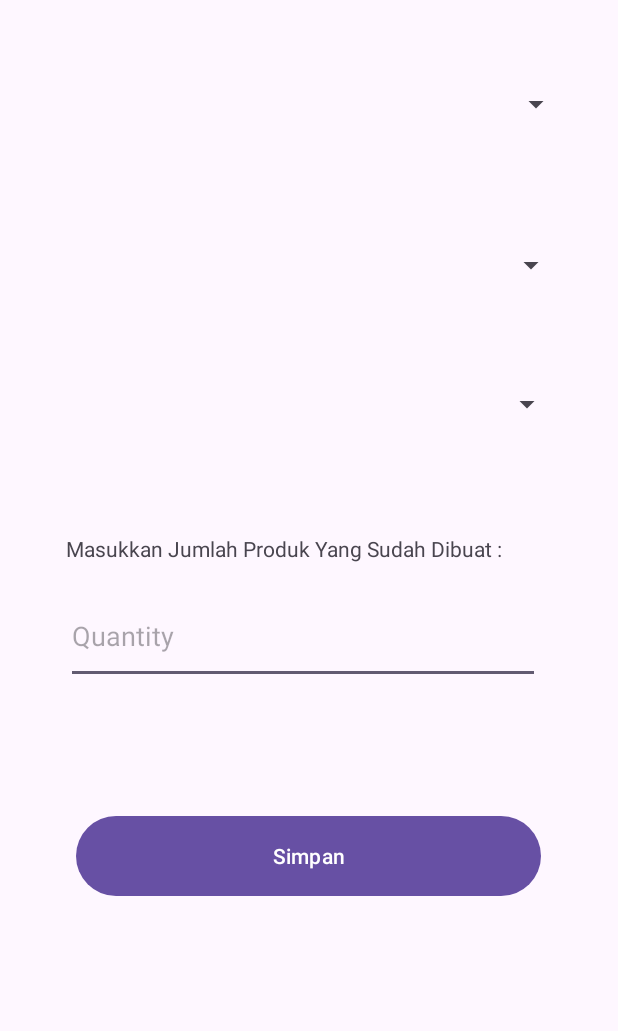
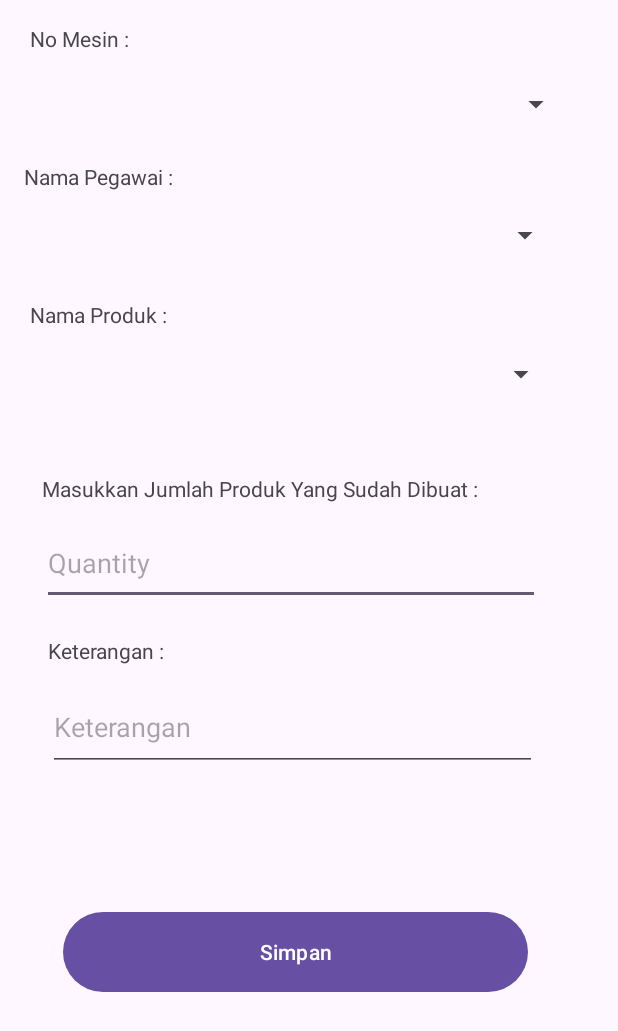
Before and after one commit to Kennetyjr/Proyek_KP, an Android app: the Activity_PlottingMesin screen opened directly, with no data from a screen before it, on a phone screen of 412 x 824 dp. Shown: the top 1031 px of the screen. Run offline under Robolectric (Android 15) with nearby library versions, the phone set to English and light mode, and no system bars; our stand-ins replace Firebase (no records; nobody signed in at launch, a user with empty details on screens opened directly), data binding.

Commit message:
halaman list plotting mesin

```diff
--- a/ProyekKP/app/src/main/AndroidManifest.xml
+++ b/ProyekKP/app/src/main/AndroidManifest.xml
@@ -12,6 +12,9 @@
         android:supportsRtl="true"
         android:theme="@style/Theme.ProyekKP"
         tools:targetApi="31">
+        <activity
+            android:name=".Activity_HalamanListPlotting"
+            android:exported="false" />
         <activity
             android:name=".Activity_PlottingMesin"
             android:exported="false" />
--- a/ProyekKP/app/src/main/java/com/example/proyekkp/Activity_Login.kt
+++ b/ProyekKP/app/src/main/java/com/example/proyekkp/Activity_Login.kt
@@ -47,6 +47,11 @@ class Activity_Login : AppCompatActivity() {
 
         binding.btnregistermesin.setOnClickListener {
             val nextIntent = Intent(this, Activity_RegisterMesin::class.java)
+            startActivity(nextIntent)
+        }
+
+        binding.btnlistplotting.setOnClickListener {
+            val nextIntent = Intent(this, Activity_HalamanListPlotting::class.java)
             startActivity(nextIntent)
         }
 
--- a/ProyekKP/app/src/main/res/layout/activity_plotting_mesin.xml
+++ b/ProyekKP/app/src/main/res/layout/activity_plotting_mesin.xml
@@ -21,8 +21,8 @@
         android:id="@+id/spinnerNamaPegawai"
         android:layout_width="354dp"
         android:layout_height="58dp"
-        android:layout_marginStart="24dp"
-        android:layout_marginTop="148dp"
+        android:layout_marginStart="20dp"
+        android:layout_marginTop="128dp"
         app:layout_constraintStart_toStartOf="parent"
         app:layout_constraintTop_toTopOf="parent" />
 
@@ -30,17 +30,17 @@
         android:id="@+id/spinnerNamaProduk"
         android:layout_width="351dp"
         android:layout_height="59dp"
-        android:layout_marginStart="24dp"
-        android:layout_marginTop="240dp"
+        android:layout_marginStart="20dp"
+        android:layout_marginTop="220dp"
         app:layout_constraintStart_toStartOf="parent"
         app:layout_constraintTop_toTopOf="parent" />
 
     <EditText
         android:id="@+id/txtqtyproduk"
-        android:layout_width="316dp"
-        android:layout_height="64dp"
-        android:layout_marginStart="44dp"
-        android:layout_marginTop="392dp"
+        android:layout_width="332dp"
+        android:layout_height="55dp"
+        android:layout_marginStart="28dp"
+        android:layout_marginTop="348dp"
         android:ems="10"
         android:hint="Quantity"
         android:inputType="number"
@@ -51,8 +51,8 @@
         android:id="@+id/textView"
         android:layout_width="wrap_content"
         android:layout_height="wrap_content"
-        android:layout_marginStart="44dp"
-        android:layout_marginTop="356dp"
+        android:layout_marginStart="28dp"
+        android:layout_marginTop="316dp"
         android:text="Masukkan Jumlah Produk Yang Sudah Dibuat :"
         app:layout_constraintStart_toStartOf="parent"
         app:layout_constraintTop_toTopOf="parent" />
@@ -61,10 +61,62 @@
         android:id="@+id/btnsimpanplotting"
         android:layout_width="310dp"
         android:layout_height="61dp"
-        android:layout_marginTop="540dp"
+        android:layout_marginTop="604dp"
         android:text="Simpan"
         app:layout_constraintEnd_toEndOf="parent"
-        app:layout_constraintHorizontal_bias="0.495"
+        app:layout_constraintHorizontal_bias="0.415"
+        app:layout_constraintStart_toStartOf="parent"
+        app:layout_constraintTop_toTopOf="parent" />
+
+    <TextView
+        android:id="@+id/textView2"
+        android:layout_width="wrap_content"
+        android:layout_height="wrap_content"
+        android:layout_marginStart="20dp"
+        android:layout_marginTop="16dp"
+        android:text="No Mesin :"
+        app:layout_constraintStart_toStartOf="parent"
+        app:layout_constraintTop_toTopOf="parent" />
+
+    <TextView
+        android:id="@+id/textView3"
+        android:layout_width="wrap_content"
+        android:layout_height="wrap_content"
+        android:layout_marginStart="16dp"
+        android:layout_marginTop="108dp"
+        android:text="Nama Pegawai :"
+        app:layout_constraintStart_toStartOf="parent"
+        app:layout_constraintTop_toTopOf="parent" />
+
+    <TextView
+        android:id="@+id/textView4"
+        android:layout_width="wrap_content"
+        android:layout_height="wrap_content"
+        android:layout_marginStart="20dp"
+        android:layout_marginTop="200dp"
+        android:text="Nama Produk : "
+        app:layout_constraintStart_toStartOf="parent"
+        app:layout_constraintTop_toTopOf="parent" />
+
+    <EditText
+        android:id="@+id/txtketeranganplotting"
+        android:layout_width="326dp"
+        android:layout_height="58dp"
+        android:layout_marginStart="32dp"
+        android:layout_marginTop="456dp"
+        android:ems="10"
+        android:hint="Keterangan"
+        android:inputType="text"
+        app:layout_constraintStart_toStartOf="parent"
+        app:layout_constraintTop_toTopOf="parent" />
+
+    <TextView
+        android:id="@+id/textView5"
+        android:layout_width="wrap_content"
+        android:layout_height="wrap_content"
+        android:layout_marginStart="32dp"
+        android:layout_marginTop="424dp"
+        android:text="Keterangan :"
         app:layout_constraintStart_toStartOf="parent"
         app:layout_constraintTop_toTopOf="parent" />
 </androidx.constraintlayout.widget.ConstraintLayout>
```
Also changed, not shown: ProyekKP/app/src/main/java/com/example/proyekkp/Activity_HalamanListPlotting.kt (added, +83 -0 lines), ProyekKP/app/src/main/java/com/example/proyekkp/Activity_PlottingMesin.kt (+61 -15 lines), ProyekKP/app/src/main/java/com/example/proyekkp/AdapterListPlotting.kt (added, +36 -0 lines), ProyekKP/app/src/main/java/com/example/proyekkp/ClsPlottingMesin.kt (+11 -9 lines), ProyekKP/app/src/main/res/layout/activity_halaman_list_plotting.xml (added, +41 -0 lines), ProyekKP/app/src/main/res/layout/activity_login.xml (+23 -13 lines), ProyekKP/app/src/main/res/layout/custom_list_halamanplotting.xml (added, +57 -0 lines).
